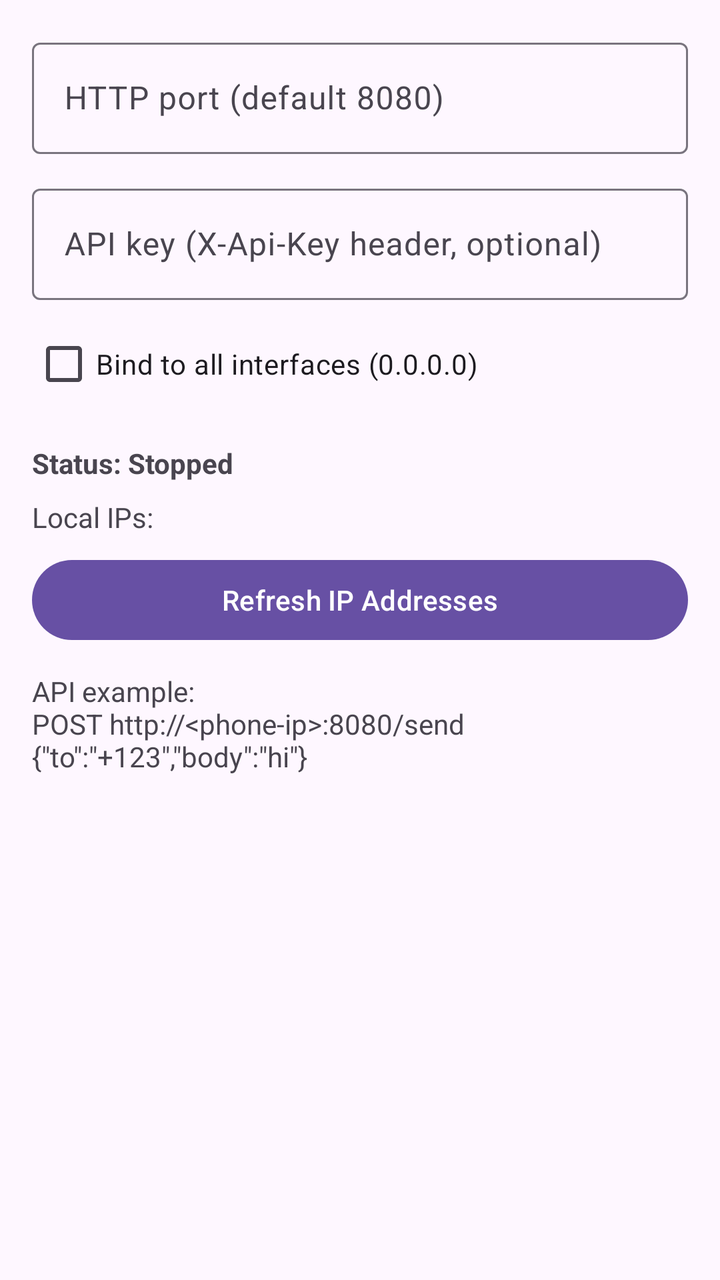
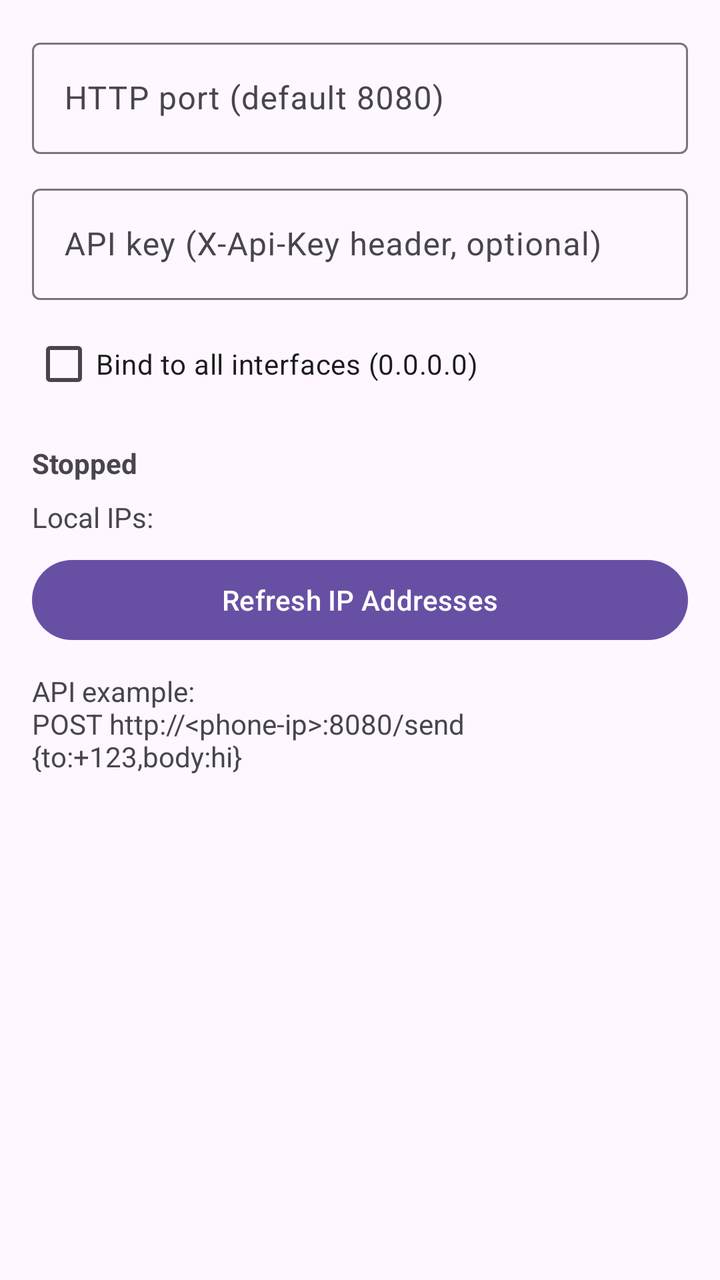

Compare the two renders of this Android layout. The source of the first and the diff that turns it into the second are given below.
<!-- AndroidManifest.xml: application theme Theme.Material3.DayNight -->
<!-- res/layout/fragment_wifi.xml -->
<?xml version="1.0" encoding="utf-8"?>
<ScrollView xmlns:android="http://schemas.android.com/apk/res/android"
    android:layout_width="match_parent"
    android:layout_height="match_parent"
    android:padding="16dp">

    <LinearLayout
        android:layout_width="match_parent"
        android:layout_height="wrap_content"
        android:orientation="vertical">

        <com.google.android.material.textfield.TextInputLayout
            android:layout_width="match_parent"
            android:layout_height="wrap_content"
            android:hint="HTTP port (default 8080)">

            <com.google.android.material.textfield.TextInputEditText
                android:id="@+id/etWifiPort"
                android:inputType="number"
                android:layout_width="match_parent"
                android:layout_height="wrap_content" />
        </com.google.android.material.textfield.TextInputLayout>

        <com.google.android.material.textfield.TextInputLayout
            android:layout_width="match_parent"
            android:layout_height="wrap_content"
            android:layout_marginTop="12dp"
            android:hint="API key (X-Api-Key header, optional)">

            <com.google.android.material.textfield.TextInputEditText
                android:id="@+id/etWifiToken"
                android:layout_width="match_parent"
                android:layout_height="wrap_content" />
        </com.google.android.material.textfield.TextInputLayout>

        <CheckBox
            android:id="@+id/cbBindAll"
            android:layout_width="match_parent"
            android:layout_height="wrap_content"
            android:layout_marginTop="8dp"
            android:text="Bind to all interfaces (0.0.0.0)" />

        <TextView
            android:id="@+id/tvWifiStatus"
            android:layout_width="match_parent"
            android:layout_height="wrap_content"
            android:layout_marginTop="16dp"
            android:text="Status: Stopped"
            android:textStyle="bold" />

        <TextView
            android:id="@+id/tvIpList"
            android:layout_width="match_parent"
            android:layout_height="wrap_content"
            android:layout_marginTop="8dp"
            android:text="Local IPs:" />

        <Button
            android:id="@+id/btnWifiRefreshIp"
            android:layout_width="match_parent"
            android:layout_height="wrap_content"
            android:layout_marginTop="8dp"
            android:text="Refresh IP Addresses" />

        <TextView
            android:layout_width="match_parent"
            android:layout_height="wrap_content"
            android:layout_marginTop="12dp"
            android:text="API example:\nPOST http://&lt;phone-ip&gt;:8080/send\n{&quot;to&quot;:&quot;+123&quot;,&quot;body&quot;:&quot;hi&quot;}" />
    </LinearLayout>
</ScrollView>
<!-- resources referenced by this layout -->
<resources>
  <style name="Theme.Material3.DayNight" parent="Theme.Material3.DayNight.NoActionBar">
          
      </style>
</resources>

<!-- the commit's change to res/layout/fragment_wifi.xml (unified diff, before → after) -->
@@ -12,7 +12,7 @@
         <com.google.android.material.textfield.TextInputLayout
             android:layout_width="match_parent"
             android:layout_height="wrap_content"
-            android:hint="HTTP port (default 8080)">
+            android:hint="@string/hint_http_port">
 
             <com.google.android.material.textfield.TextInputEditText
                 android:id="@+id/etWifiPort"
@@ -25,7 +25,7 @@
             android:layout_width="match_parent"
             android:layout_height="wrap_content"
             android:layout_marginTop="12dp"
-            android:hint="API key (X-Api-Key header, optional)">
+            android:hint="@string/hint_api_key">
 
             <com.google.android.material.textfield.TextInputEditText
                 android:id="@+id/etWifiToken"
@@ -38,14 +38,14 @@
             android:layout_width="match_parent"
             android:layout_height="wrap_content"
             android:layout_marginTop="8dp"
-            android:text="Bind to all interfaces (0.0.0.0)" />
+            android:text="@string/label_bind_all" />
 
         <TextView
             android:id="@+id/tvWifiStatus"
             android:layout_width="match_parent"
             android:layout_height="wrap_content"
             android:layout_marginTop="16dp"
-            android:text="Status: Stopped"
+            android:text="@string/status_stopped"
             android:textStyle="bold" />
 
         <TextView
@@ -53,19 +53,19 @@
             android:layout_width="match_parent"
             android:layout_height="wrap_content"
             android:layout_marginTop="8dp"
-            android:text="Local IPs:" />
+            android:text="@string/label_ip_list" />
 
         <Button
             android:id="@+id/btnWifiRefreshIp"
             android:layout_width="match_parent"
             android:layout_height="wrap_content"
             android:layout_marginTop="8dp"
-            android:text="Refresh IP Addresses" />
+            android:text="@string/btn_refresh_ips" />
 
         <TextView
             android:layout_width="match_parent"
             android:layout_height="wrap_content"
             android:layout_marginTop="12dp"
-            android:text="API example:\nPOST http://&lt;phone-ip&gt;:8080/send\n{&quot;to&quot;:&quot;+123&quot;,&quot;body&quot;:&quot;hi&quot;}" />
+            android:text="@string/api_example" />
     </LinearLayout>
 </ScrollView>
<!-- resource entries referenced after the edit -->
@@ -1,5 +1,12 @@
 <!-- resources referenced by this layout -->
 <resources>
+  <string name="api_example">API example:\nPOST http://&lt;phone-ip&gt;:8080/send\n{"to":"+123","body":"hi"}</string>
+  <string name="btn_refresh_ips">Refresh IP Addresses</string>
+  <string name="hint_api_key">API key (X-Api-Key header, optional)</string>
+  <string name="hint_http_port">HTTP port (default 8080)</string>
+  <string name="label_bind_all">Bind to all interfaces (0.0.0.0)</string>
+  <string name="label_ip_list">Local IPs:</string>
+  <string name="status_stopped">Stopped</string>
   <style name="Theme.Material3.DayNight" parent="Theme.Material3.DayNight.NoActionBar">
           
       </style>
